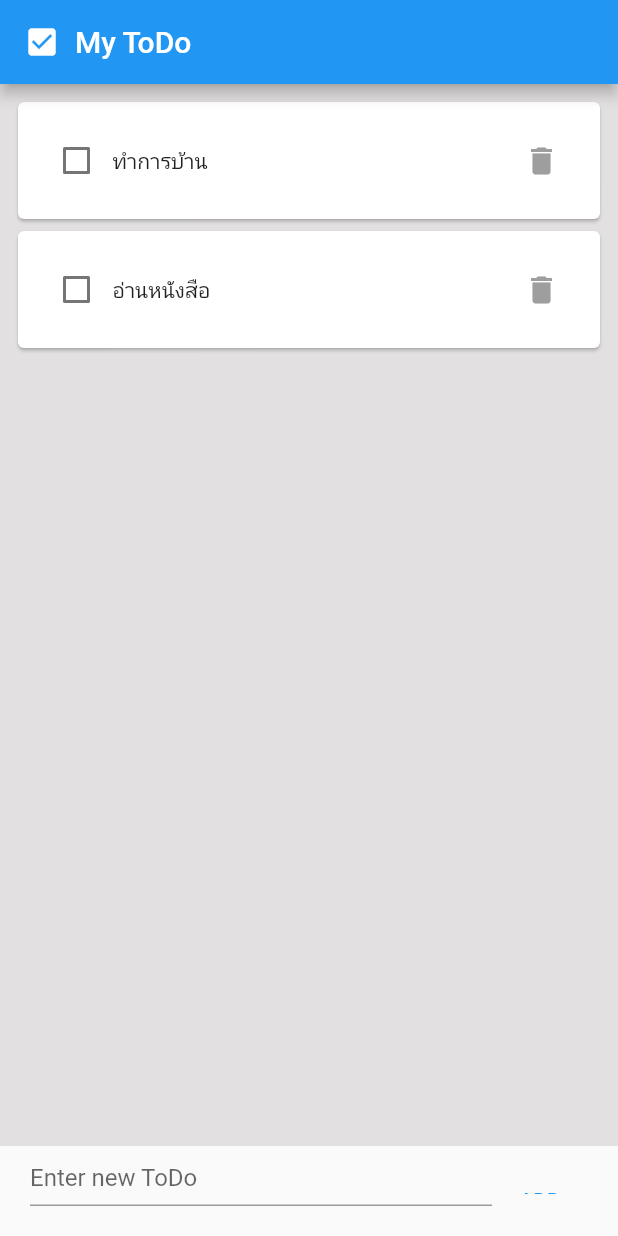
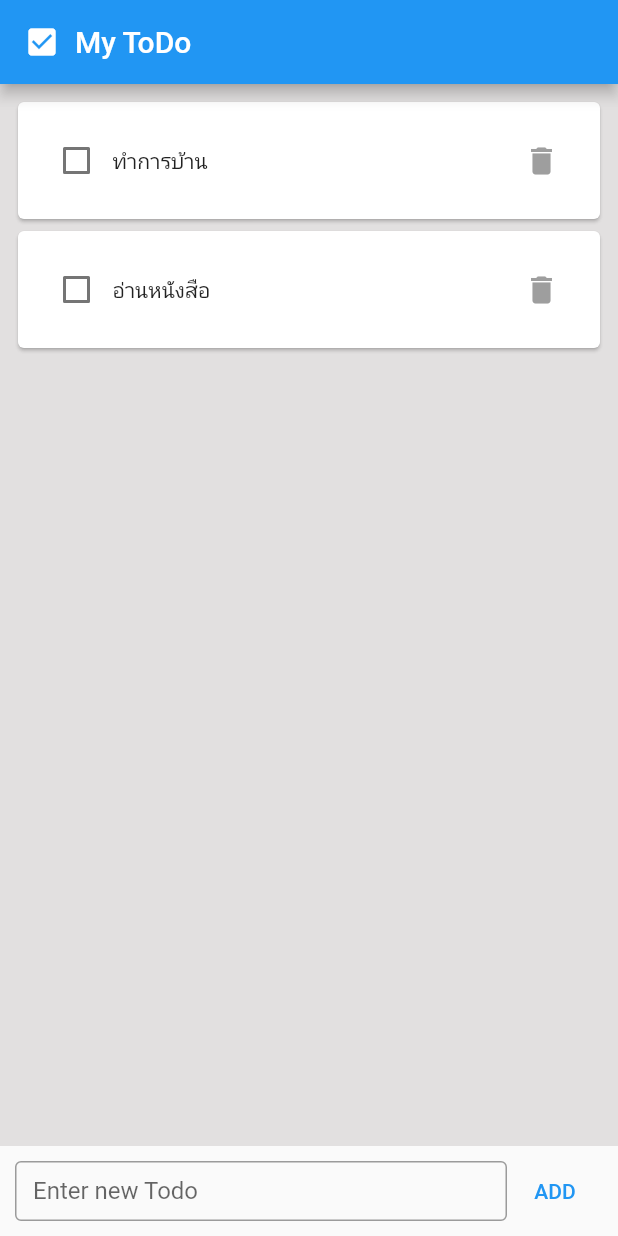
Before and after one commit to ThongthongJ/homework5, a Flutter app: the screen it shows after launch, on a phone screen of 412 x 824 dp. Run offline on Flutter 3.47's test engine with Material 2 defaults, Android fonts, the phone set to English and light mode, and no system bars.

Commit message:
edit1ช

```diff
--- a/lib/pages/home_ToDo.dart
+++ b/lib/pages/home_ToDo.dart
@@ -76,14 +76,15 @@ class _home_toDoState extends State<home_toDo> {
       bottomSheet: SizedBox(
         height: 60,
         child: Padding(
-          padding: const EdgeInsets.all(20.0),
+          padding: const EdgeInsets.all(10.0),
           child: Row(
             children: [
               Flexible(
                 child: TextField(
                   controller: _controller,
                   decoration: InputDecoration(
-                    hintText: "Enter new ToDo",
+                    border: OutlineInputBorder(),
+                    labelText: "Enter new Todo",
                   ),
                 ),
               ),
```
